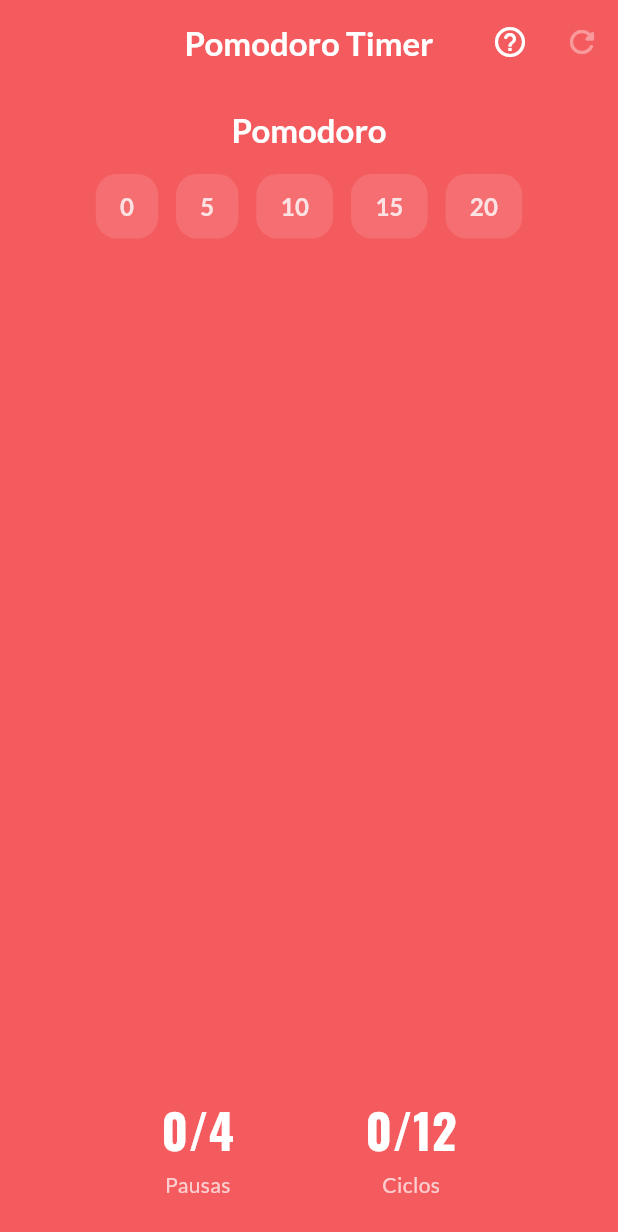
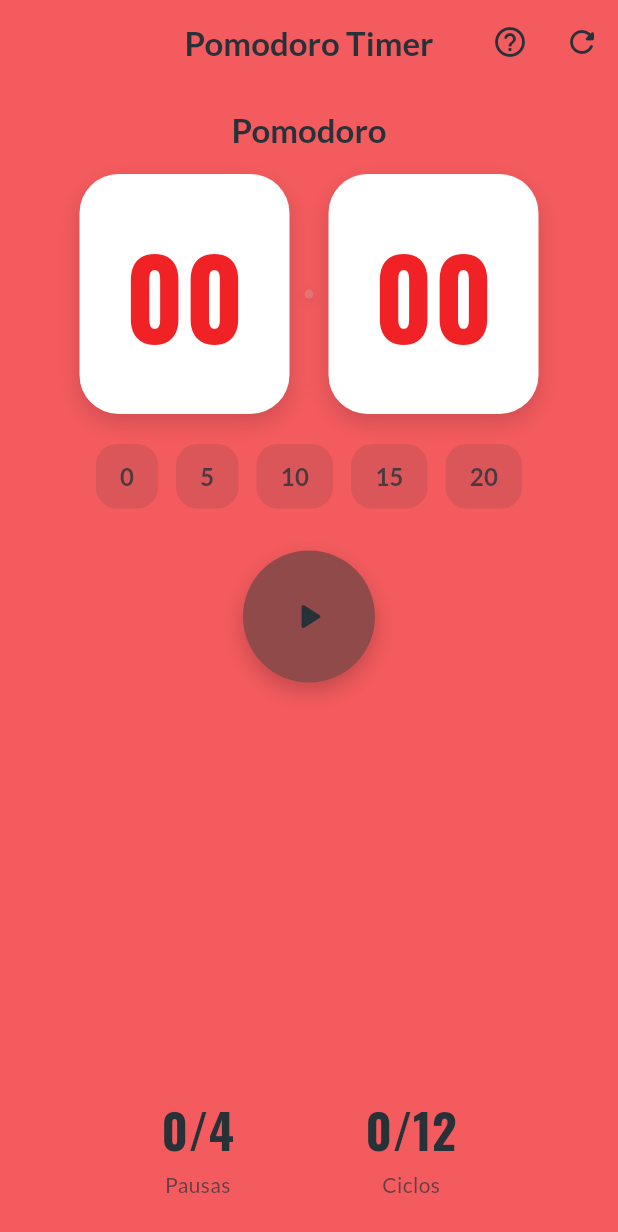
Before and after one commit to guibvianaribeiro/app-flutter-pomodoro-timer, a Flutter app: the screen it shows after launch, on a phone screen of 412 x 824 dp. Shown: the top 1232 px of the screen. Run offline on Flutter 3.47's test engine with Material 3 defaults, Android fonts, the phone set to English and light mode, and no system bars; our stand-ins replace flutter_riverpod.

Commit message:
Recompatibilidade com iOS e Correção nos Temas e na Home Page

```diff
--- a/lib/app.dart
+++ b/lib/app.dart
@@ -1,19 +1,23 @@
 import 'package:flutter/material.dart';
+import 'package:pomodoro_timer/core/theme/app_theme.dart';
+import 'features/timer/presentation/pages/timer_page.dart';
+import 'features/settings/presentation/pages/help_page.dart';
+import 'core/theme/theme_provider.dart';
 import 'package:flutter_riverpod/flutter_riverpod.dart';
-import 'package:pomodoro_timer/core/theme/theme_provider.dart';
-import 'package:pomodoro_timer/features/timer/presentation/pages/timer_page.dart';
 
 class App extends ConsumerWidget {
   const App({super.key});
 
   @override
   Widget build(BuildContext context, WidgetRef ref) {
-    final theme = ref.watch(themeProvider);
+    final seed = ref.watch(seedColorProvider);
+
     return MaterialApp(
+      debugShowCheckedModeBanner: false,
       title: 'Pomodoro Timer',
-      theme: theme,
+      theme: AppTheme.lightWithSeed(seed),
+      routes: {'/help': (_) => const HelpPage()},
       home: const TimerPage(),
-      debugShowCheckedModeBanner: false,
     );
   }
 }
--- a/lib/core/theme/app_theme.dart
+++ b/lib/core/theme/app_theme.dart
@@ -1,9 +1,27 @@
+import 'dart:math' as math;
 import 'package:flutter/material.dart';
 
 class AppTheme {
-  static bool isLightSeed(Color seed) => seed.computeLuminance() > 0.62;
-  static Color onForSeed(Color seed) =>
-      isLightSeed(seed) ? const Color(0xFF263238) : Colors.white;
+  // Cores candidatas para texto/ícone
+  static const Color _darkText =
+      Color(0xFF263238); // azul-acinzentado bem escuro (melhor que preto puro)
+  static const Color _lightText = Colors.white;
+
+  /// Contraste WCAG entre duas cores (quanto maior, melhor)
+  static double _contrastRatio(Color a, Color b) {
+    final l1 = a.computeLuminance();
+    final l2 = b.computeLuminance();
+    final hi = math.max(l1, l2);
+    final lo = math.min(l1, l2);
+    return (hi + 0.05) / (lo + 0.05);
+  }
+
+  /// Escolhe a melhor cor de texto/ícone para a `seed` com base no MAIOR contraste.
+  static Color onForSeed(Color seed) {
+    final cDark = _contrastRatio(_darkText, seed);
+    final cLight = _contrastRatio(_lightText, seed);
+    return (cDark >= cLight) ? _darkText : _lightText;
+  }
 
   static Color _darken(Color c, [double amt = .10]) {
     final hsl = HSLColor.fromColor(c);
@@ -12,6 +30,8 @@ class AppTheme {
 
   static ThemeData lightWithSeed(Color seed) {
     final on = onForSeed(seed);
+
+    // Esquema baseado na seed, com "on*" coerentes
     final scheme = ColorScheme.fromSeed(seedColor: seed).copyWith(
       onPrimary: on,
       onSecondary: on,
@@ -27,6 +47,7 @@ class AppTheme {
     );
 
     return base.copyWith(
+      // AppBar com contraste dinâmico
       appBarTheme: AppBarTheme(
         backgroundColor: seed,
         foregroundColor: on,
@@ -38,7 +59,11 @@ class AppTheme {
           color: on,
         ),
       ),
+
+      // Ícones (actions, etc.)
       iconTheme: IconThemeData(color: on),
+
+      // Tipografia base
       textTheme: base.textTheme.copyWith(
         headlineMedium: TextStyle(
           fontFamily: 'Lato',
@@ -51,7 +76,7 @@ class AppTheme {
           fontSize: 16,
           color: on,
         ),
-        // dígitos grandes (cards claros)
+        // Dígitos grandes (cartões brancos)
         displayMedium: TextStyle(
           fontFamily: 'Oswald',
           fontWeight: FontWeight.w700,
@@ -59,6 +84,8 @@ class AppTheme {
           color: _darken(seed, .12),
         ),
       ),
+
+      // Chips: fundo translúcido quando não selecionado; branco quando selecionado.
       chipTheme: base.chipTheme.copyWith(
         backgroundColor: on.withOpacity(.12),
         selectedColor: Colors.white,
@@ -75,6 +102,7 @@ class AppTheme {
         padding: const EdgeInsets.symmetric(horizontal: 16, vertical: 10),
         shape: RoundedRectangleBorder(borderRadius: BorderRadius.circular(14)),
       ),
+
       elevatedButtonTheme: ElevatedButtonThemeData(
         style: ElevatedButton.styleFrom(
           backgroundColor: _darken(seed, .08),
@@ -86,5 +114,6 @@ class AppTheme {
     );
   }
 
+  /// Compat: se alguém ainda usa `AppTheme.light`
   static ThemeData get light => lightWithSeed(const Color(0xFFF45B5E));
 }
--- a/lib/features/timer/presentation/pages/timer_page.dart
+++ b/lib/features/timer/presentation/pages/timer_page.dart
@@ -4,6 +4,7 @@ import 'package:pomodoro_timer/core/theme/theme_provider.dart';
 import 'package:pomodoro_timer/core/theme/app_theme.dart';
 import 'package:pomodoro_timer/features/domain/pomodoro_controller.dart';
 import 'package:pomodoro_timer/features/domain/pomodoro_state.dart';
+import 'package:pomodoro_timer/core/widgets/round_icon_button.dart';
 
 class TimerPage extends ConsumerWidget {
   const TimerPage({super.key});
@@ -16,12 +17,21 @@ class TimerPage extends ConsumerWidget {
     final seed = ref.watch(seedColorProvider);
     final on = AppTheme.onForSeed(seed);
 
+    Color digitsOnWhite(Color seed) {
+      final hsl = HSLColor.fromColor(seed);
+      return hsl.withLightness((hsl.lightness - .12).clamp(0.0, 1.0)).toColor();
+    }
+
     final String title = switch (state.phase) {
       PomodoroPhase.focus => 'Foco',
       PomodoroPhase.shortBreak => 'Pausa curta',
       PomodoroPhase.longBreak => 'Pausa longa',
       _ => 'Pomodoro',
     };
+
+    final total = state.secondsLeft;
+    final mm = (total ~/ 60).toString().padLeft(2, '0');
+    final ss = (total % 60).toString().padLeft(2, '0');
 
     return Scaffold(
       appBar: AppBar(
@@ -44,14 +54,38 @@ class TimerPage extends ConsumerWidget {
             const SizedBox(height: 16),
             Text(title, style: Theme.of(context).textTheme.headlineMedium),
             const SizedBox(height: 16),
+            Row(
+              mainAxisAlignment: MainAxisAlignment.center,
+              children: [
+                _DigitCard(text: mm, seed: seed),
+                Padding(
+                  padding: const EdgeInsets.symmetric(horizontal: 10),
+                  child: Container(
+                    width: 6,
+                    height: 6,
+                    decoration: BoxDecoration(
+                      color: Colors.red.shade300,
+                      shape: BoxShape.circle,
+                      boxShadow: const [
+                        BoxShadow(
+                          color: Color(0x26000000),
+                          blurRadius: 6,
+                          offset: Offset(0, 2),
+                        )
+                      ],
+                    ),
+                  ),
+                ),
+                _DigitCard(text: ss, seed: seed),
+              ],
+            ),
+            const SizedBox(height: 20),
             Wrap(
               spacing: 12,
               children: [0, 5, 10, 15, 20].map((m) {
                 final isSel = state.config.focusMinutes == m;
                 return GestureDetector(
-                  onTap: () => ctrl.setConfig(
-                    state.config.copyWith(focusMinutes: m),
-                  ),
+                  onTap: () => ctrl.setFocusMinutes(m),
                   child: Container(
                     padding: const EdgeInsets.symmetric(
                         horizontal: 16, vertical: 10),
@@ -59,11 +93,12 @@ class TimerPage extends ConsumerWidget {
                       color: isSel ? Colors.white : on.withOpacity(.12),
                       borderRadius: BorderRadius.circular(14),
                       boxShadow: isSel
-                          ? [
-                              const BoxShadow(
+                          ? const [
+                              BoxShadow(
                                 color: Color(0x1F000000),
                                 blurRadius: 8,
-                                  offset: Offset(0, 4))
+                                offset: Offset(0, 4),
+                              )
                             ]
                           : null,
                     ),
@@ -73,12 +108,20 @@ class TimerPage extends ConsumerWidget {
                         fontFamily: 'Lato',
                         fontWeight: FontWeight.w700,
                         fontSize: 16,
-                        color: isSel ? on : on.withOpacity(.80),
+                        color:
+                            isSel ? digitsOnWhite(seed) : on.withOpacity(.80),
                       ),
                     ),
                   ),
                 );
               }).toList(),
+            ),
+            const SizedBox(height: 28),
+            RoundIconButton(
+              icon: state.running
+                  ? Icons.pause_rounded
+                  : Icons.play_arrow_rounded,
+              onPressed: ctrl.toggle,
             ),
             const Spacer(),
             Row(
@@ -106,9 +149,52 @@ class TimerPage extends ConsumerWidget {
   }
 }
 
+class _DigitCard extends StatelessWidget {
+  const _DigitCard({required this.text, required this.seed});
+  final String text;
+  final Color seed;
+
+  @override
+  Widget build(BuildContext context) {
+    final hsl = HSLColor.fromColor(seed);
+    final digitsColor =
+        hsl.withLightness((hsl.lightness - .12).clamp(0.0, 1.0)).toColor();
+
+    return Container(
+      width: 140,
+      height: 160,
+      alignment: Alignment.center,
+      decoration: BoxDecoration(
+        color: Colors.white,
+        borderRadius: BorderRadius.circular(26),
+        boxShadow: const [
+          BoxShadow(
+            color: Color(0x26000000),
+            blurRadius: 12,
+            offset: Offset(0, 6),
+          )
+        ],
+      ),
+      child: Text(
+        text,
+        style: TextStyle(
+          fontFamily: 'Oswald',
+          fontWeight: FontWeight.w700,
+          fontSize: 72,
+          color: digitsColor,
+        ),
+      ),
+    );
+  }
+}
+
 class _CounterBlock extends StatelessWidget {
-  const _CounterBlock(
-      {required this.value, required this.label, required this.onColor});
+  const _CounterBlock({
+    required this.value,
+    required this.label,
+    required this.onColor,
+  });
+
   final String value;
   final String label;
   final Color onColor;
@@ -117,18 +203,24 @@ class _CounterBlock extends StatelessWidget {
   Widget build(BuildContext context) {
     return Column(
       children: [
-        Text(value,
+        Text(
+          value,
           style: TextStyle(
             fontFamily: 'Oswald',
             fontWeight: FontWeight.w700,
             fontSize: 32,
-                color: onColor)),
+            color: onColor,
+          ),
+        ),
         const SizedBox(height: 4),
-        Text(label,
+        Text(
+          label,
           style: TextStyle(
             fontFamily: 'Lato',
             fontSize: 14,
-                color: onColor.withOpacity(.7))),
+            color: onColor.withOpacity(.7),
+          ),
+        ),
       ],
     );
   }
```
Also changed, not shown: lib/features/domain/pomodoro_controller.dart (+23 -10 lines), lib/features/settings/presentation/pages/help_page.dart (+50 -34 lines), 6 other files. Lines whose indentation alone changed are shown as unchanged.
